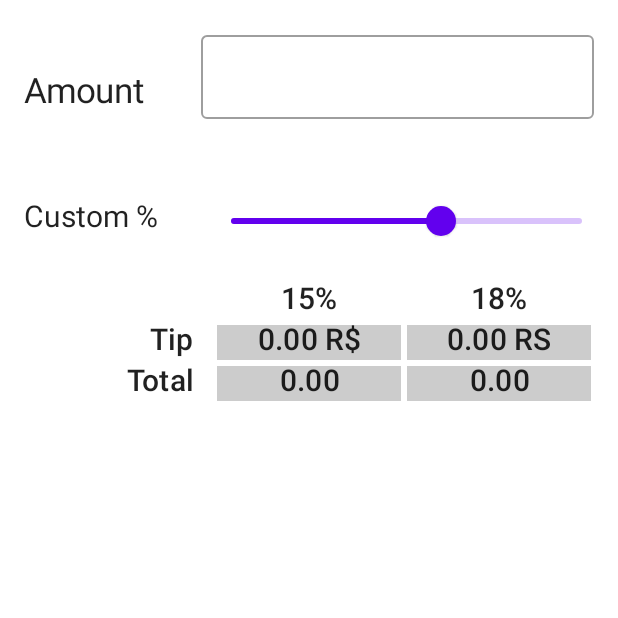
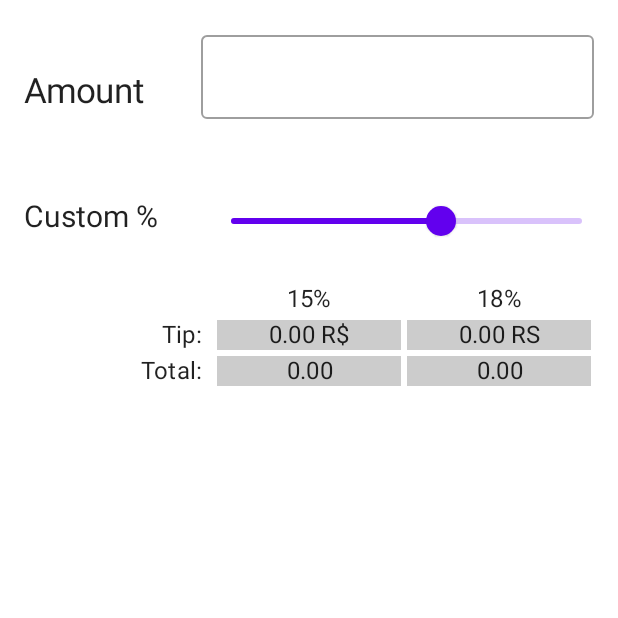
Before and after one commit to opsrobs/tips, an Android app built with Jetpack Compose: the screen it shows after launch (MainActivity), on a phone screen of 412 x 824 dp, the top half of it. Run offline under Robolectric (Android 15) with nearby library versions, the phone set to English and light mode, and no system bars.

Commit message:
refactor code

```diff
--- a/app/src/main/java/com/example/restaurants_tips/MainActivity.kt
+++ b/app/src/main/java/com/example/restaurants_tips/MainActivity.kt
@@ -1,25 +1,20 @@
 package com.example.restaurants_tips
 
 import android.os.Bundle
-import android.widget.SeekBar
 import androidx.activity.ComponentActivity
 import androidx.activity.compose.setContent
-import androidx.compose.foundation.Image
 import androidx.compose.foundation.background
 import androidx.compose.foundation.border
 import androidx.compose.foundation.layout.*
-import androidx.compose.foundation.text.KeyboardActions
 import androidx.compose.foundation.text.KeyboardOptions
 import androidx.compose.material.*
 import androidx.compose.runtime.*
 import androidx.compose.runtime.saveable.rememberSaveable
-import androidx.compose.ui.Alignment
 import androidx.compose.ui.Modifier
 import androidx.compose.ui.focus.FocusRequester
 import androidx.compose.ui.focus.focusRequester
 import androidx.compose.ui.focus.onFocusChanged
 import androidx.compose.ui.graphics.Color
-import androidx.compose.ui.res.painterResource
 import androidx.compose.ui.text.input.ImeAction
 import androidx.compose.ui.text.input.KeyboardType
 import androidx.compose.ui.text.style.TextAlign
@@ -27,7 +22,6 @@ import androidx.compose.ui.tooling.preview.Preview
 import androidx.compose.ui.unit.dp
 import androidx.compose.ui.unit.sp
 import com.example.restaurants_tips.ui.theme.Restaurants_tipsTheme
-import java.text.NumberFormat
 
 class MainActivity : ComponentActivity() {
     override fun onCreate(savedInstanceState: Bundle?) {
@@ -105,7 +99,7 @@ fun RestaurantTipCalculator() {
 }
 
 @Composable
-fun InsertAmount(){
+fun InsertAmount() {
     var billAmount by rememberSaveable { mutableStateOf("") }
     var tipPercentage by rememberSaveable { mutableStateOf(18f) }
 
@@ -158,7 +152,7 @@ fun InsertAmount(){
             )
             Slider(
                 value = tipPercentage,
-                onValueChange = { tipPercentage = it},
+                onValueChange = { tipPercentage = it },
                 valueRange = 0f..30f,
                 modifier = Modifier.width(250.dp)
             )
@@ -168,8 +162,12 @@ fun InsertAmount(){
             modifier = Modifier
                 .fillMaxWidth()
                 .padding(horizontal = 16.dp, vertical = 8.dp)
-        ){
-            ThreeColumnsAndRows(calculateTip(billAmount,tipPercentage.toString()),tipPercentage, billAmount)
+        ) {
+            ThreeColumnsAndRows(
+                calculateTip(billAmount, tipPercentage.toString()),
+                tipPercentage,
+                billAmount
+            )
         }
     }
 }
@@ -178,7 +176,8 @@ fun formatDecimal(value: String): String {
     var cleanString = value.replace(Regex("[^\\d]"), "")
     val decimalIndex = cleanString.length - 2
     if (decimalIndex >= 1) {
-        cleanString = cleanString.substring(0, decimalIndex) + "." + cleanString.substring(decimalIndex)
+        cleanString =
+            cleanString.substring(0, decimalIndex) + "." + cleanString.substring(decimalIndex)
     }
     if (cleanString.length > 5) {
         cleanString = cleanString.substring(0, cleanString.length - 5) + "." +
@@ -191,142 +190,87 @@ fun formatDecimal(value: String): String {
 
 @Composable
 fun ThreeColumnsAndRows(tip: String, percent: Float, amount: String) {
-    Column(Modifier.fillMaxWidth()) {
-        Row(Modifier.fillMaxWidth()) {
-                Column(
-                    Modifier
-                        .weight(1f)
-                        .size(100.dp,27.dp)
-                ) {
+
+    Column(Modifier.fillMaxSize()) {
+        Row() {
             Text(
-                        text = " ",
-                        style = MaterialTheme.typography.h6,
-                        textAlign = TextAlign.Center,
-                        modifier = Modifier.fillMaxSize()
+                text = " ", modifier = Modifier
+                    .weight(1.0f)
             )
-                }
-            Column(
-                Modifier
-                    .weight(1f)
-                    .size(100.dp,27.dp)
-                    .border(2.dp, color = Color.White)
-
-            ) {
             Text(
                 text = "15%",
-                    style = MaterialTheme.typography.h6,
+                modifier = Modifier
+                    .weight(1.0f)
+                    .border(2.dp, color = Color.White),
+                style = MaterialTheme.typography.subtitle1,
                 textAlign = TextAlign.Center,
-                    modifier = Modifier.fillMaxSize()
 
                 )
-            }
-            Column(
-                Modifier
-                    .weight(1f)
-                    .size(100.dp,27.dp)
-                    .border(2.dp, color = Color.White)
-
-            ) {
             Text(
                 text = "${percent.toInt()}%",
-                    style = MaterialTheme.typography.h6,
+                modifier = Modifier
+                    .weight(1.0f)
+                    .border(2.dp, color = Color.White),
+                style = MaterialTheme.typography.subtitle1,
                 textAlign = TextAlign.Center,
-                    modifier = Modifier.fillMaxSize()
             )
+
         }
-        }
-        Row(Modifier.fillMaxWidth()) {
-            Column(Modifier.weight(1f)
-                .size(100.dp,27.dp)
-                .border(2.dp, color = Color.White)
-
-            ) {
+        Row() {
             Text(
-                    text = "Tip",
-                    style = MaterialTheme.typography.h6,
+                text = "Tip:  ",
+                modifier = Modifier
+                    .weight(1.0f) ,
+                style = MaterialTheme.typography.subtitle1,
                 textAlign = TextAlign.End,
-                    modifier = Modifier.fillMaxSize()
-                        .padding(end = 14.dp)
             )
-            }
-            Column(
-                Modifier
-                    .weight(1f)
-                    .size(100.dp,27.dp)
-                    .border(2.dp, color = Color.White)
-            ) {
             Text(
                 text = "${calculateTipDefaultPercent(amount)} R$",
-                    style = MaterialTheme.typography.h6,
+                modifier = Modifier
+                    .weight(1.0f)
+                    .background(Color.LightGray)
+                    .border(2.dp, color = Color.White),
+                style = MaterialTheme.typography.subtitle1,
                 textAlign = TextAlign.Center,
-                    modifier = Modifier.fillMaxSize()
+            )
+            Text(
+                text = "$tip RS", modifier = Modifier
+                    .weight(1.0f)
                     .background(Color.LightGray)
+                    .border(2.dp, color = Color.White),
+                style = MaterialTheme.typography.subtitle1,
+                textAlign = TextAlign.Center,
+            )
 
+        }
+        Row() {
+            Text(
+                text = "Total:  ", modifier = Modifier
+                    .weight(1.0f),
+                style = MaterialTheme.typography.subtitle1,
+                textAlign = TextAlign.End,
             )
-            }
-            Column(
-                Modifier
-                    .weight(1f)
-                    .size(100.dp,27.dp)
-                    .border(2.dp, color = Color.White)
-
-            ) {
-                Text(
-                    text = "$tip RS",
-                    style = MaterialTheme.typography.h6,
-                    textAlign = TextAlign.Center,
-                    modifier = Modifier.fillMaxSize()
-                        .background(Color.LightGray)
-
-                )
-            }
-        }
-        Row(Modifier.fillMaxWidth()) {
-            Column(Modifier.weight(1f)
-                .size(100.dp,27.dp)
-                .border(2.dp, color = Color.White)) {
-                Text(
-                    text = "Total",
-                    style = MaterialTheme.typography.h6,
-                    textAlign = TextAlign.End,
-                    modifier = Modifier.fillMaxSize()
-                        .padding(end = 14.dp)
-                )
-            }
-            Column(
-                Modifier
-                    .weight(1f)
-                    .size(100.dp,27.dp)
-                    .border(2.dp, color = Color.White)
-
-            ) {
             Text(
                 text = "${totalValue(calculateTipDefaultPercent(amount), amount)}",
-                    style = MaterialTheme.typography.h6,
+                modifier = Modifier
+                    .weight(1.0f)
+                    .background(Color.LightGray)
+                    .border(2.dp, color = Color.White),
+                style = MaterialTheme.typography.subtitle1,
                 textAlign = TextAlign.Center,
-                    modifier = Modifier.fillMaxSize()
-                        .background(Color.LightGray)
-
-
             )
-            }
-            Column(
-                Modifier
-                    .weight(1f)
-                    .size(100.dp,27.dp)
-                    .border(2.dp, color = Color.White)
-
-            ) {
             Text(
                 text = totalValue(calculateTip(amount, percent.toString()), amount),
-                    style = MaterialTheme.typography.h6,
+                modifier = Modifier
+                    .weight(1.0f)
+                    .background(Color.LightGray)
+                    .border(2.dp, color = Color.White),
+                style = MaterialTheme.typography.subtitle1,
                 textAlign = TextAlign.Center,
-                    modifier = Modifier.fillMaxSize()
-                        .background(Color.LightGray)
+            )
 
-                )
         }
-        }
+
     }
 }
 
@@ -345,10 +289,10 @@ fun calculateTipDefaultPercent(billAmount: String): String {
 
 fun totalValue(percent: String, amount: String): String {
     println("tip$percent")
-    val newTip = percent.replace(',','.')
+    val newTip = percent.replace(',', '.')
     val amountFloat = amount.toFloatOrNull() ?: 0f
     val percentTotal = newTip.toFloatOrNull() ?: 0f
-    val total =  amountFloat + percentTotal
+    val total = amountFloat + percentTotal
     println("amount $amountFloat")
     println("tip$percentTotal")
     return "%.2f".format(total)
```
Lines whose indentation alone changed are shown as unchanged.
